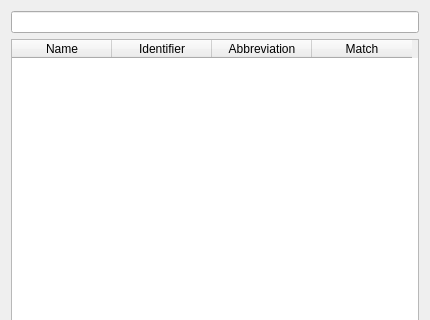
First picture: the form in src/som_gui/qt_designs/Search.ui, repository c-mellueh/SOM-Toolkit, before the edit; both pictures show x 0 to 430 and y 0 to 320 of the 430 by 480 pixel window.
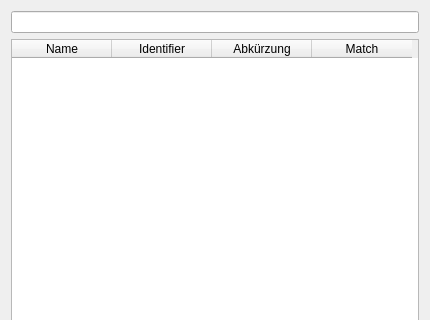
Second picture: the form after the edit.

```diff
--- a/src/som_gui/qt_designs/Search.ui
+++ b/src/som_gui/qt_designs/Search.ui
@@ -46,7 +46,7 @@
      </column>
      <column>
       <property name="text">
-       <string>Abbreviation</string>
+       <string>Abkürzung</string>
       </property>
      </column>
      <column>
```
